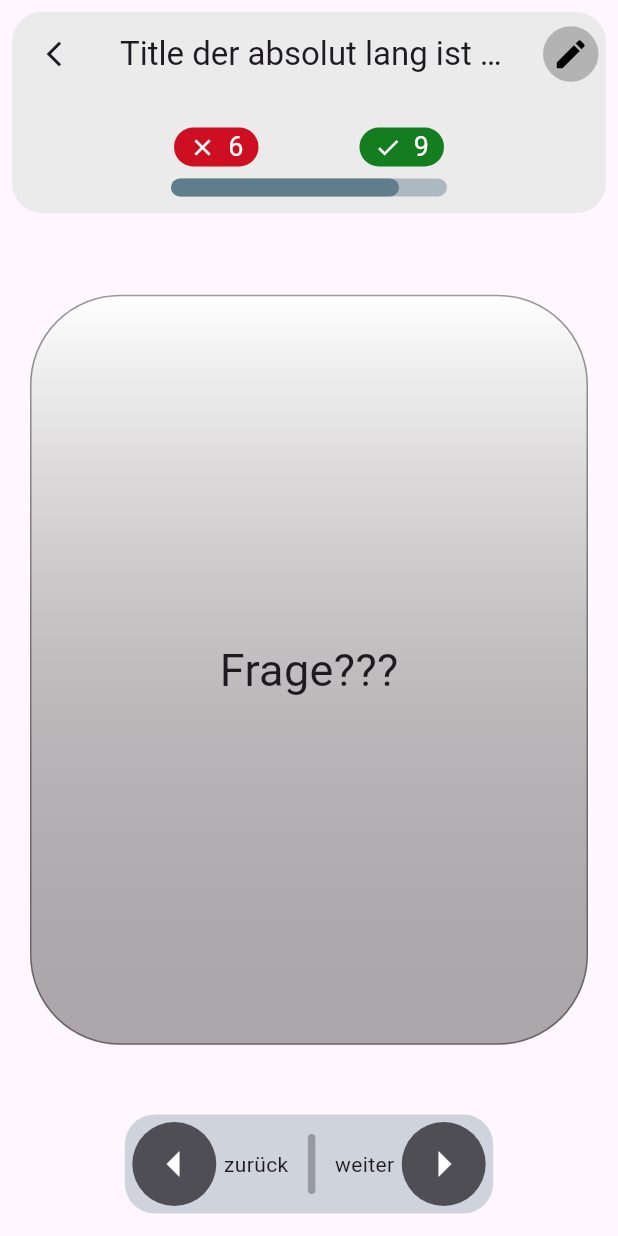
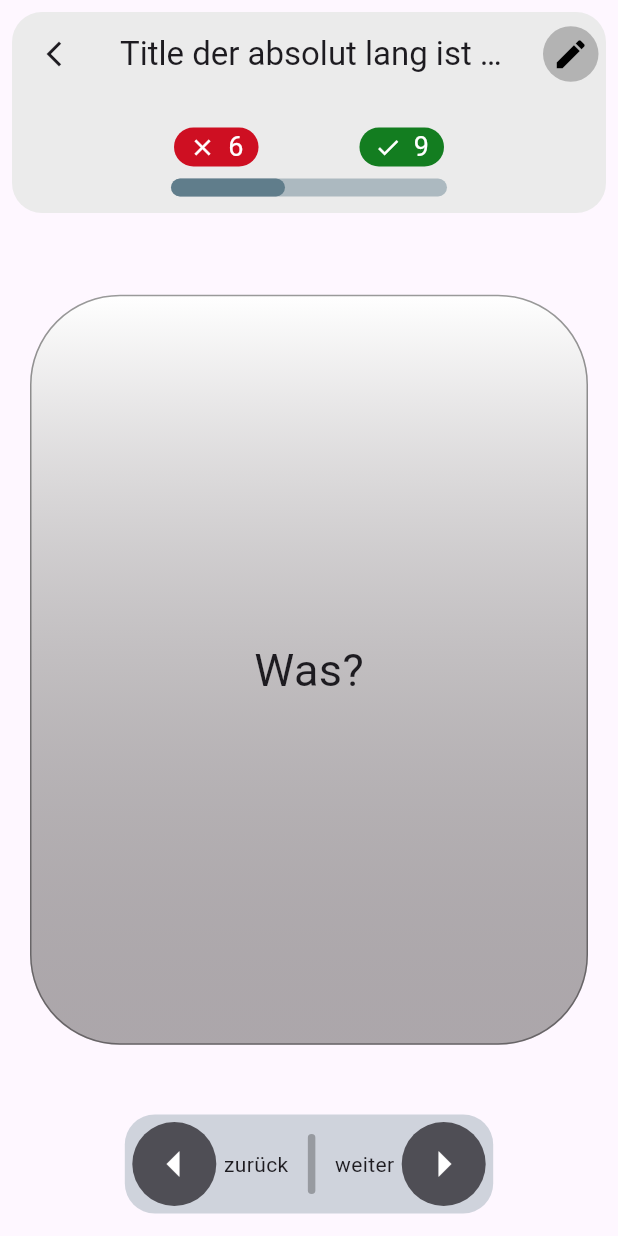
Before and after one commit to TimMet2340/Flashcards, a Flutter app: the ViewPage screen opened directly, after a tap on the "arrow right" icon, on a phone screen of 412 x 824 dp. Run offline on Flutter 3.47's test engine with Material 3 defaults, Android fonts, the phone set to English and light mode, and no system bars; missing offline and left inert: dart:html.

Commit message:
flashcard set class with page like scrolling trough cards

```diff
--- a/flashcards/lib/ui/pages/home_page.dart
+++ b/flashcards/lib/ui/pages/home_page.dart
@@ -31,9 +31,7 @@ class _HomePageState extends State<HomePage> {
               onPressed: () {
                 Navigator.push(
                   context,
-                  CupertinoPageRoute<void>(
-                    builder: (context) => const ViewPage(),
-                  ),
+                  CupertinoPageRoute<void>(builder: (context) => ViewPage()),
                 );
               },
               child: const Text('view page'),
--- a/flashcards/lib/ui/pages/view_page.dart
+++ b/flashcards/lib/ui/pages/view_page.dart
@@ -1,15 +1,24 @@
+import 'package:flashcards/models/flashcard.dart';
+import 'package:flashcards/ui/widgets/flashcard_set_widget.dart';
 import 'package:flashcards/ui/widgets/flashcard_widget.dart';
 import 'package:flashcards/ui/widgets/progress_bar.dart';
 import 'package:flutter/material.dart';
 
 class ViewPage extends StatelessWidget {
-  const ViewPage({super.key});
+  final FlashcardSetWidget cards = FlashcardSetWidget(
+    cards: [
+      FlashcardWidget(),
+      FlashcardWidget(question: 'Was?', awnser: 'das!'),
+    ],
+  );
+
+  ViewPage({super.key});
 
   @override
   Widget build(BuildContext context) {
     return Scaffold(
       appBar: appBar(context, 120.0),
-      body: FlashcardWidget(),
+      body: this.cards,
       bottomNavigationBar: SafeArea(child: bottomNavBar(), bottom: true),
     );
   }
@@ -33,7 +42,7 @@ class ViewPage extends StatelessWidget {
           actions: [editButton()],
           bottom: PreferredSize(
             preferredSize: const Size.fromWidth(1.0),
-            child: ProgressBar(total: 5, current: 4),
+            child: ProgressBar(total: 5, current: 2),
           ),
         ),
       ),
@@ -123,7 +132,7 @@ class ViewPage extends StatelessWidget {
           return Color(0xff4F4E55);
         }),
       ),
-      onPressed: () => print('druchgewechselt'),
+      onPressed: () => next ? cards.nextCard() : cards.previousCard(),
       icon: next ? Icon(Icons.arrow_right) : Icon(Icons.arrow_left),
       color: Colors.white,
       iconSize: 40.0,
--- /dev/null
+++ b/flashcards/lib/ui/widgets/flashcard_set_widget.dart
@@ -0,0 +1,41 @@
+import 'package:flashcards/ui/widgets/flashcard_widget.dart';
+import 'package:flutter/material.dart';
+
+class FlashcardSetWidget extends StatefulWidget {
+  final List<FlashcardWidget>? cards;
+  final PageController _controller = PageController();
+  FlashcardSetWidget({super.key, this.cards});
+
+  void nextCard() {
+    _controller.nextPage(
+      duration: Duration(milliseconds: 200),
+      curve: Curves.bounceOut,
+    );
+  }
+
+  void previousCard() {
+    _controller.previousPage(
+      duration: Duration(milliseconds: 200),
+      curve: Curves.bounceOut,
+    );
+  }
+
+  @override
+  State<FlashcardSetWidget> createState() => _FlashcardSetWidgetState();
+}
+
+class _FlashcardSetWidgetState extends State<FlashcardSetWidget> {
+  //final PageController _controller = PageController();
+
+  @override
+  Widget build(BuildContext context) {
+    return PageView(
+      scrollDirection: Axis.horizontal,
+      controller: widget._controller,
+      physics: NeverScrollableScrollPhysics(),
+      children: widget.cards ?? [],
+    );
+  }
+
+  // TODO Dispose animation controller
+}
--- a/flashcards/lib/ui/widgets/flashcard_widget.dart
+++ b/flashcards/lib/ui/widgets/flashcard_widget.dart
@@ -1,17 +1,65 @@
 import 'package:flutter/material.dart';
+import 'dart:math';
 
-class FlashcardWidget extends StatelessWidget {
-  const FlashcardWidget({super.key});
+class FlashcardWidget extends StatefulWidget {
+  final String question;
+  final String awnser;
+  FlashcardWidget({
+    super.key,
+    this.question = 'Frage???',
+    this.awnser = 'Antwort!!!',
+  });
+
+  @override
+  State<FlashcardWidget> createState() => _FlashcardWidgetState();
+}
+
+class _FlashcardWidgetState extends State<FlashcardWidget> {
+  bool _isFront = true;
+  //sleep(Duration(milliseconds: 250))
 
   @override
   Widget build(BuildContext context) {
+    return GestureDetector(
+      onTap: () => setState(() => _isFront = !_isFront),
+      child: cardRotation(),
+    );
+  }
+
+  AnimatedSwitcher cardRotation() {
+    return AnimatedSwitcher(
+      duration: const Duration(milliseconds: 500),
+      transitionBuilder: (child, animation) {
+        final rotate = Tween(begin: pi, end: 0.0).animate(animation);
+        return AnimatedBuilder(
+          animation: rotate,
+          child: child,
+          builder: (context, child) {
+            return Transform(
+              transform: Matrix4.rotationY(
+                rotate.value,
+              ), // Drehung um die Y-Achse
+              alignment: Alignment.center,
+              child: child,
+            );
+          },
+        );
+      },
+      child: _isFront
+          ? buildCard(widget.question, ValueKey('Front'))
+          : buildCard(widget.awnser, ValueKey('Back')),
+    );
+  }
+
+  LayoutBuilder buildCard(String title, ValueKey key) {
     return LayoutBuilder(
+      key: key,
       builder: (BuildContext context, BoxConstraints constraint) {
-        double maxCardHeight = 500.0;
-        double maxCardWidth = 700.0;
+        const double maxCardHeight = 500.0;
+        const double maxCardWidth = 700.0;
         return Center(
           child: Container(
-            child: Text('Frage???', style: TextStyle(fontSize: 30.0)),
+            child: Text(title, style: TextStyle(fontSize: 30.0)),
             alignment: Alignment.center,
             height: constraint.maxHeight < maxCardHeight ? null : maxCardHeight,
             width: constraint.maxWidth < maxCardWidth ? null : maxCardWidth,
```
